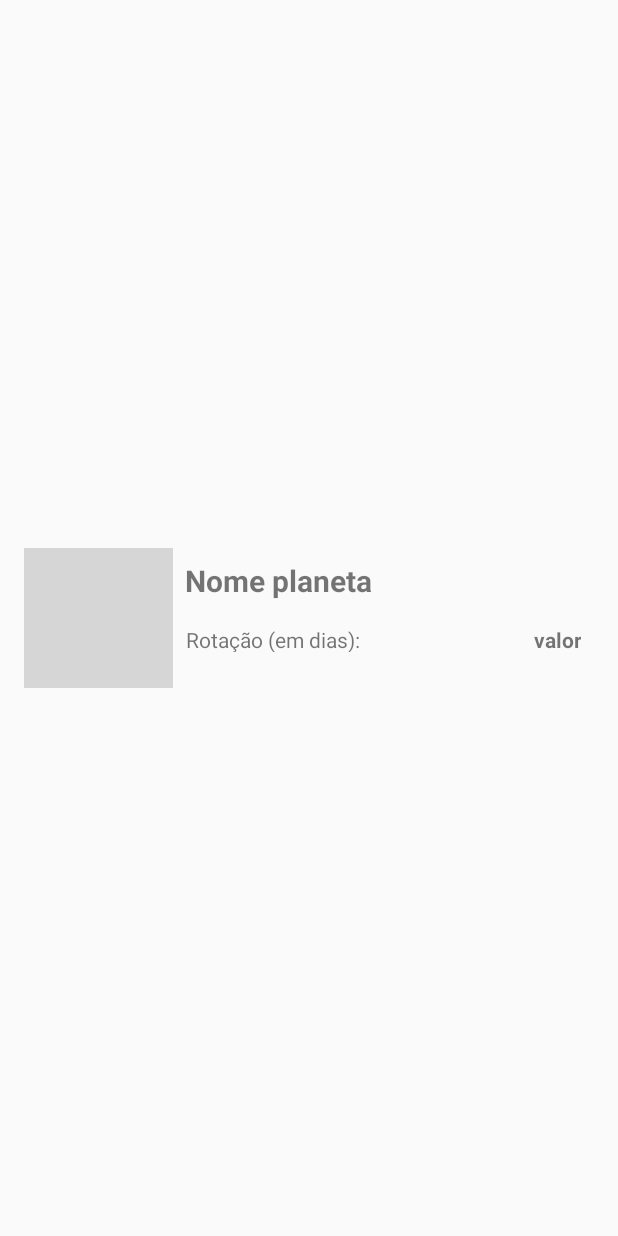
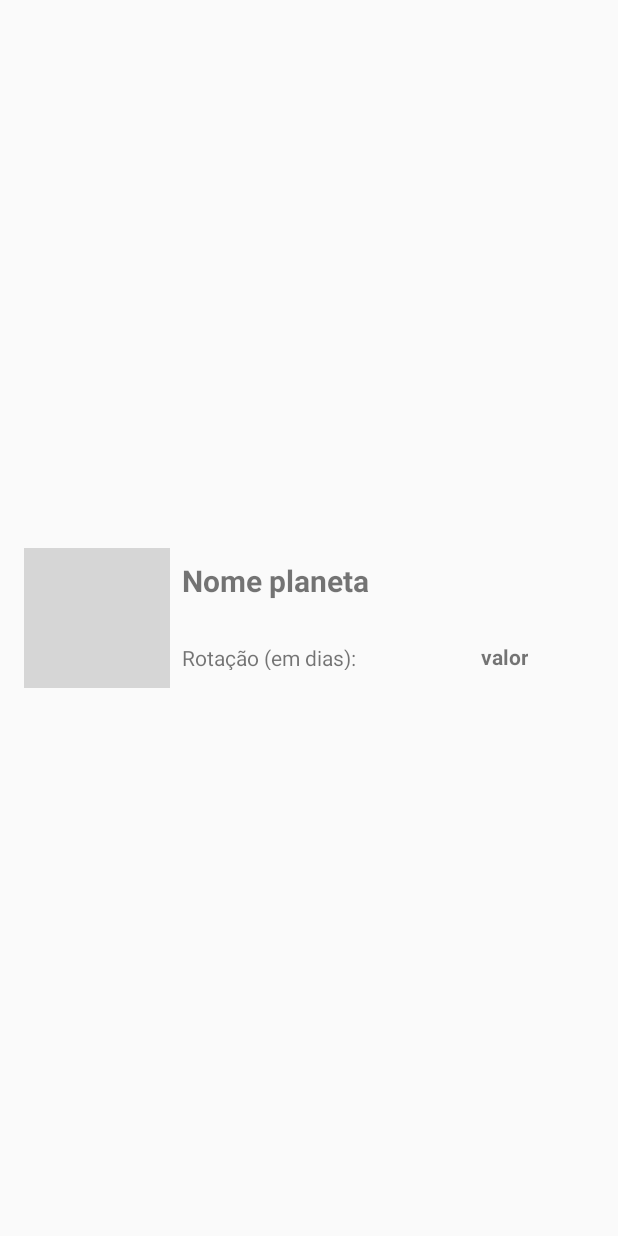
Before and after one commit to gilsonalvess/Fujioka, an Android app: the layout item_planeta.xml on its own in the app's theme, with its tools: preview values and no code run, on a phone screen of 412 x 824 dp. Run offline under Robolectric (Android 15) with nearby library versions, the light colour scheme and no system bars; grey boxes are pictures that could not be loaded.

```diff
--- a/app/src/main/res/layout/item_planeta.xml
+++ b/app/src/main/res/layout/item_planeta.xml
@@ -8,12 +8,15 @@
 
     <ImageView
         android:id="@+id/id_img_planeta"
-        android:layout_width="99dp"
+        android:layout_width="97dp"
         android:layout_height="93dp"
         android:layout_marginStart="16dp"
         android:layout_marginTop="8dp"
+        android:layout_marginEnd="8dp"
         android:layout_marginBottom="8dp"
         app:layout_constraintBottom_toBottomOf="parent"
+        app:layout_constraintEnd_toEndOf="parent"
+        app:layout_constraintHorizontal_bias="0.0"
         app:layout_constraintStart_toStartOf="parent"
         app:layout_constraintTop_toTopOf="parent"
         tools:srcCompat="@tools:sample/avatars[8]" />
@@ -34,26 +37,32 @@
         android:id="@+id/id_rotacao"
         android:layout_width="60dp"
         android:layout_height="19dp"
-        android:layout_marginStart="212dp"
-        android:layout_marginTop="16dp"
-        android:layout_marginEnd="8dp"
+        android:layout_marginTop="28dp"
+        android:layout_marginEnd="60dp"
+        android:layout_marginBottom="8dp"
         android:text="valor"
         android:textAlignment="textEnd"
         android:textStyle="bold"
+        app:layout_constraintBottom_toBottomOf="@+id/textView3"
         app:layout_constraintEnd_toEndOf="parent"
-        app:layout_constraintHorizontal_bias="0.0"
-        app:layout_constraintStart_toEndOf="@+id/id_img_planeta"
-        app:layout_constraintTop_toBottomOf="@+id/id_nome_planeta" />
+        app:layout_constraintTop_toBottomOf="@+id/id_nome_planeta"
+        app:layout_constraintVertical_bias="0.111" />
 
     <TextView
         android:id="@+id/textView3"
         android:layout_width="127dp"
         android:layout_height="18dp"
-        android:layout_marginTop="16dp"
-        android:layout_marginEnd="76dp"
+        android:layout_marginStart="8dp"
+        android:layout_marginTop="28dp"
+        android:layout_marginEnd="44dp"
+        android:layout_marginBottom="8dp"
         android:text="Rotação (em dias):"
         android:textSize="14sp"
+        app:layout_constraintBottom_toBottomOf="parent"
         app:layout_constraintEnd_toStartOf="@+id/id_rotacao"
-        app:layout_constraintTop_toBottomOf="@+id/id_nome_planeta" />
+        app:layout_constraintHorizontal_bias="0.0"
+        app:layout_constraintStart_toEndOf="@+id/id_img_planeta"
+        app:layout_constraintTop_toBottomOf="@+id/id_nome_planeta"
+        app:layout_constraintVertical_bias="0.0" />
 
 </android.support.constraint.ConstraintLayout>
```
Also changed, not shown: app/src/main/java/com/testepratico/fujioka/activityController/ItemPersonagemActivity.java (+19 -4 lines), app/src/main/java/com/testepratico/fujioka/activityController/MainActivity.java (+11 -6 lines), app/src/main/java/com/testepratico/fujioka/activityController/PersonagemActivity.java (+14 -0 lines), app/src/main/java/com/testepratico/fujioka/activityController/PlanetasActivity.java (+15 -0 lines), app/src/main/res/layout/activity_personagem.xml (+10 -3 lines), app/src/main/res/layout/activity_planetas.xml (+9 -3 lines), app/src/main/res/drawable/icon_alien.png, app/src/main/res/drawable/icon_planeta.png, app/src/main/res/drawable/icons_star_trek.png.
